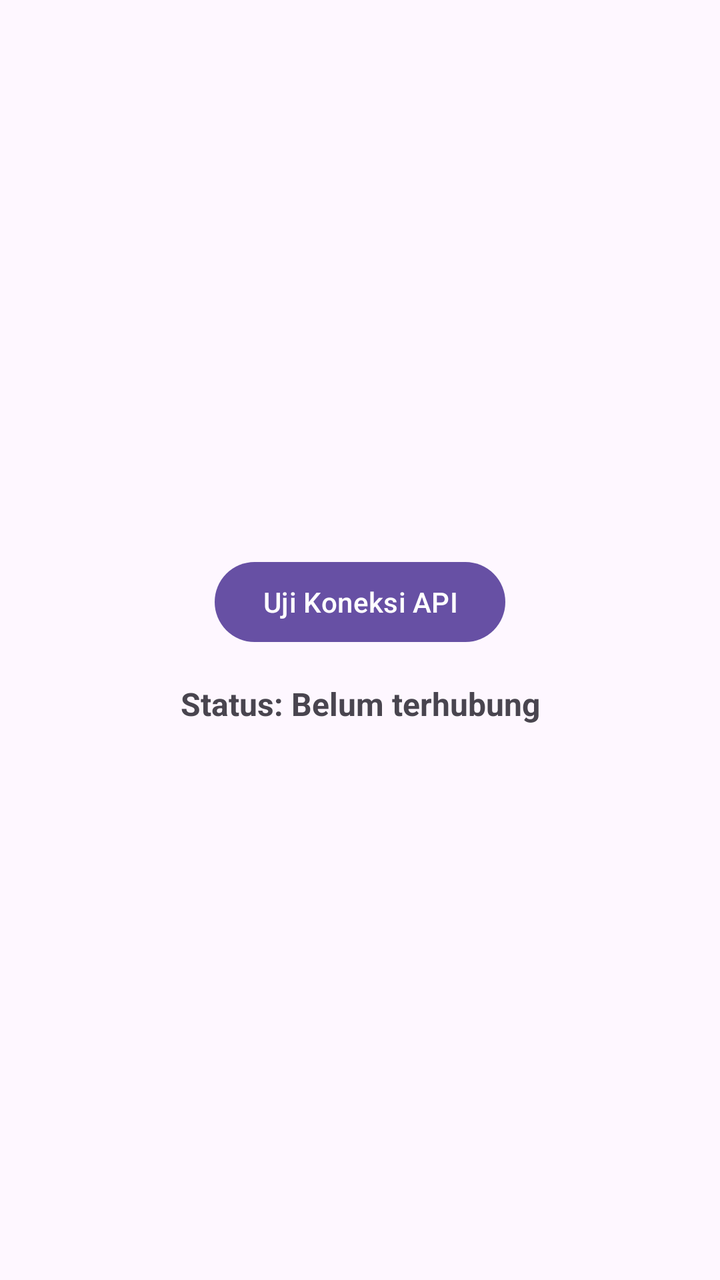
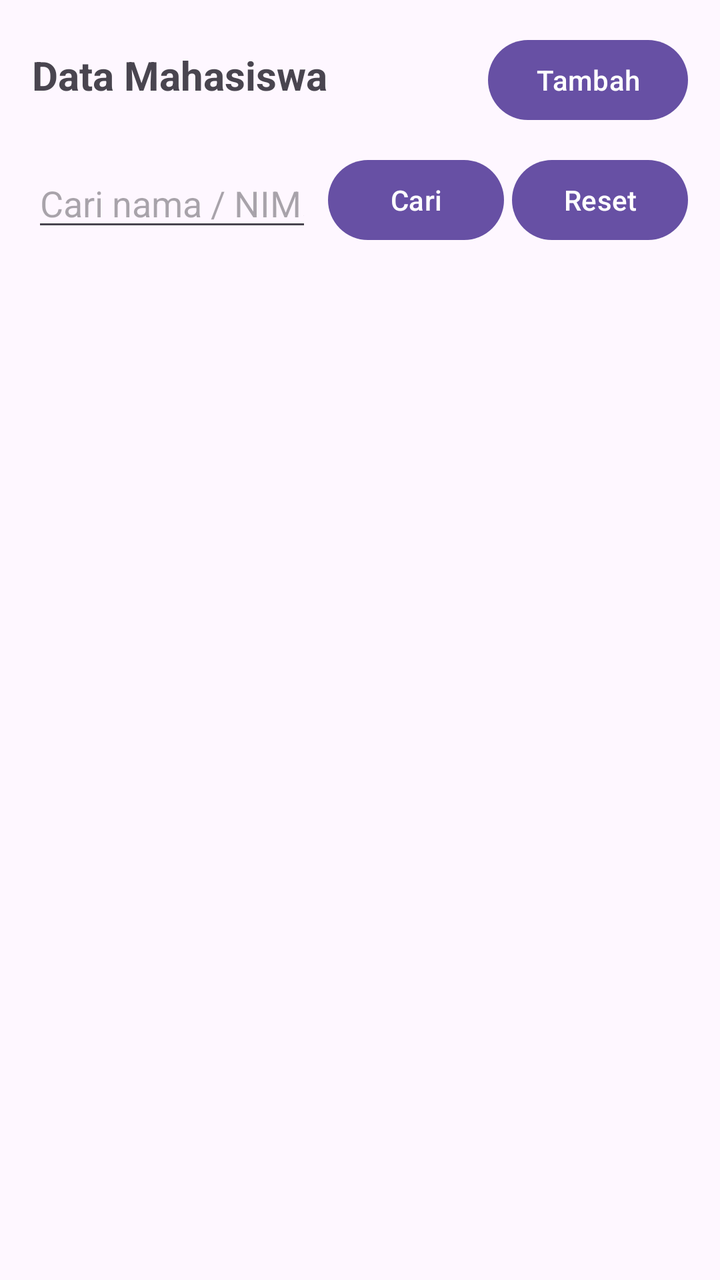

Screens rendered from an Android XML layout before and after an edit, with the pre-edit source and the edit as a unified diff.
<!-- AndroidManifest.xml: application theme Theme.MyApplication -->
<!-- res/layout/activity_main.xml -->
<?xml version="1.0" encoding="utf-8"?>
<LinearLayout xmlns:android="http://schemas.android.com/apk/res/android"
    android:layout_width="match_parent"
    android:layout_height="match_parent"
    android:gravity="center"
    android:orientation="vertical"
    android:padding="24dp">

    <Button
        android:id="@+id/btnTestConnection"
        android:layout_width="wrap_content"
        android:layout_height="wrap_content"
        android:text="Uji Koneksi API" />

    <ProgressBar
        android:id="@+id/progressBar"
        android:layout_width="wrap_content"
        android:layout_height="wrap_content"
        android:layout_marginTop="16dp"
        android:visibility="gone" />

    <TextView
        android:id="@+id/tvConnectionStatus"
        android:layout_width="match_parent"
        android:layout_height="wrap_content"
        android:layout_marginTop="16dp"
        android:gravity="center"
        android:text="Status: Belum terhubung"
        android:textSize="16sp"
        android:textStyle="bold" />

</LinearLayout>
<!-- resources referenced by this layout -->
<resources>
  <style name="Theme.MyApplication" parent="Base.Theme.MyApplication" />
  <style name="Base.Theme.MyApplication" parent="Theme.Material3.DayNight.NoActionBar">
          
          
      </style>
</resources>

<!-- the commit's change to res/layout/activity_main.xml (unified diff, before → after) -->
@@ -2,31 +2,87 @@
 <LinearLayout xmlns:android="http://schemas.android.com/apk/res/android"
     android:layout_width="match_parent"
     android:layout_height="match_parent"
-    android:gravity="center"
     android:orientation="vertical"
-    android:padding="24dp">
+    android:padding="16dp">
 
-    <Button
-        android:id="@+id/btnTestConnection"
-        android:layout_width="wrap_content"
+    <LinearLayout
+        android:layout_width="match_parent"
         android:layout_height="wrap_content"
-        android:text="Uji Koneksi API" />
+        android:layout_gravity="center_vertical"
+        android:orientation="horizontal">
+
+        <TextView
+            android:id="@+id/tvJudul"
+            android:layout_width="0dp"
+            android:layout_height="wrap_content"
+            android:layout_weight="1"
+            android:text="Data Mahasiswa"
+            android:textSize="20dp"
+            android:textStyle="bold" />
+
+        <Button
+            android:id="@+id/btnTambah"
+            android:layout_width="wrap_content"
+            android:layout_height="wrap_content"
+            android:text="Tambah" />
+
+    </LinearLayout>
+
+    
+    <LinearLayout
+        android:gravity="center_vertical"
+        android:layout_height="wrap_content"
+        android:layout_marginTop="12dp"
+        android:layout_width="match_parent"
+        android:orientation="horizontal">
+
+        <EditText
+            android:hint="Cari nama / NIM..."
+            android:id="@+id/etSearch"
+            android:inputType="text"
+            android:layout_height="wrap_content"
+            android:layout_weight="1"
+            android:layout_width="0dp"
+            android:singleLine="true" />
+
+        <Button
+            android:id="@+id/btnCari"
+            android:layout_height="wrap_content"
+            android:layout_marginStart="8dp"
+            android:layout_width="wrap_content"
+            android:text="Cari" />
+
+        <Button
+            android:id="@+id/btnReset"
+            android:layout_height="wrap_content"
+            android:layout_marginStart="4dp"
+            android:layout_width="wrap_content"
+            android:text="Reset" />
+
+    </LinearLayout>
 
     <ProgressBar
         android:id="@+id/progressBar"
-        android:layout_width="wrap_content"
+        android:layout_gravity="center"
         android:layout_height="wrap_content"
         android:layout_marginTop="16dp"
+        android:layout_width="wrap_content"
         android:visibility="gone" />
 
     <TextView
-        android:id="@+id/tvConnectionStatus"
-        android:layout_width="match_parent"
+        android:gravity="center"
+        android:id="@+id/tvEmpty"
         android:layout_height="wrap_content"
         android:layout_marginTop="16dp"
-        android:gravity="center"
-        android:text="Status: Belum terhubung"
-        android:textSize="16sp"
-        android:textStyle="bold" />
+        android:layout_width="match_parent"
+        android:text="Belum ada data"
+        android:visibility="gone" />
+
+    <androidx.recyclerview.widget.RecyclerView
+        android:id="@+id/rvMahasiswa"
+        android:layout_height="0dp"
+        android:layout_marginTop="12dp"
+        android:layout_weight="1"
+        android:layout_width="match_parent" />
 
 </LinearLayout>
